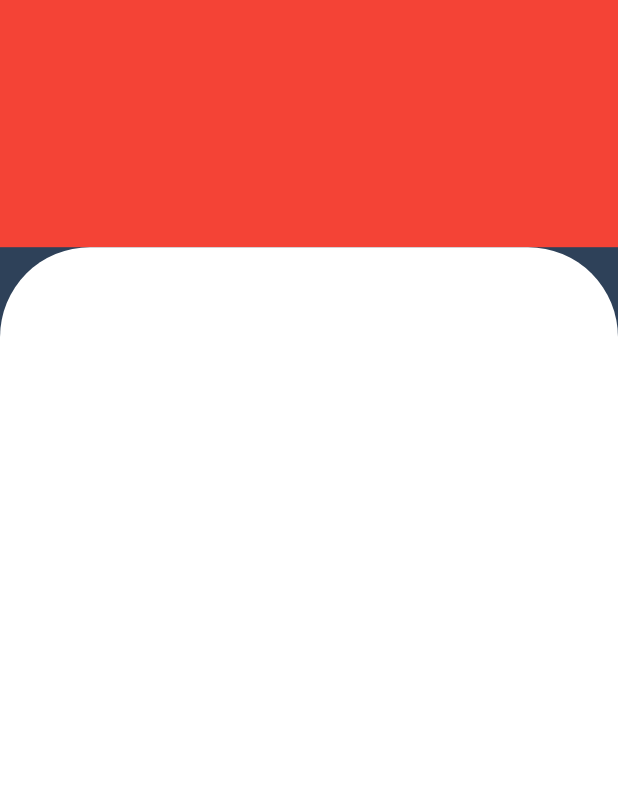
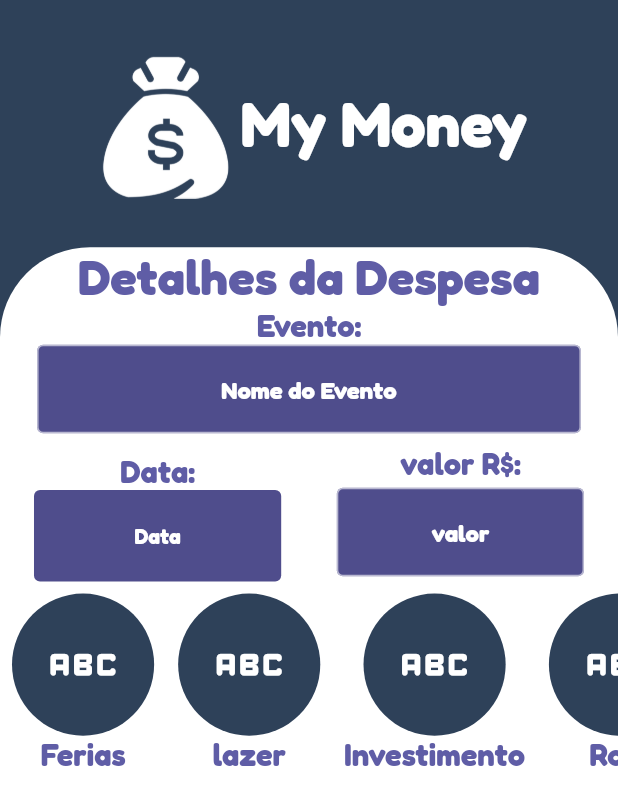
Before and after one commit to JoseGoncalvess/My_Money, a Flutter app: the screen it shows after launch, after a tap on "Salvar", after a tap on the "add" icon, on a phone screen of 412 x 824 dp. Shown: the top 805 px of the screen. Run offline on Flutter 3.47's test engine with Material 2 defaults, Android fonts, the light colour scheme and no system bars.

Commit message:
created category event

```diff
--- /dev/null
+++ b/lib/page/screens/eventopage/category_event_widget.dart
@@ -0,0 +1,45 @@
+import 'package:flutter/material.dart';
+import 'package:my_money/page/widgets/iconcategory_event_widget.dart';
+
+class CategoryEventWidget extends StatefulWidget {
+  const CategoryEventWidget({Key? key}) : super(key: key);
+
+  @override
+  State<CategoryEventWidget> createState() => _CategoryEventWidgetState();
+}
+
+class _CategoryEventWidgetState extends State<CategoryEventWidget> {
+  @override
+  Widget build(BuildContext context) {
+    final height = MediaQuery.of(context).size.height;
+    final width = MediaQuery.of(context).size.width;
+    return SizedBox(
+        height: height * 0.2,
+        width: width,
+        child: const SingleChildScrollView(
+          scrollDirection: Axis.horizontal,
+          child: Row(
+            crossAxisAlignment: CrossAxisAlignment.center,
+            mainAxisAlignment: MainAxisAlignment.center,
+            children: [
+              IconcategoryEventWidget(
+                  icon: Icons.abc_rounded, namecategory: 'Ferias'),
+              IconcategoryEventWidget(
+                  icon: Icons.abc_rounded, namecategory: 'lazer'),
+              IconcategoryEventWidget(
+                  icon: Icons.abc_rounded, namecategory: 'Investimento'),
+              IconcategoryEventWidget(
+                  icon: Icons.abc_rounded, namecategory: 'Role'),
+              IconcategoryEventWidget(
+                  icon: Icons.abc_rounded, namecategory: 'Viagem'),
+              IconcategoryEventWidget(
+                  icon: Icons.abc_rounded, namecategory: 'Saúde'),
+              IconcategoryEventWidget(
+                  icon: Icons.abc_rounded, namecategory: 'Alimentação'),
+              IconcategoryEventWidget(
+                  icon: Icons.abc_rounded, namecategory: 'Trabalho')
+            ],
+          ),
+        ));
+  }
+}
--- a/lib/page/screens/eventopage/evento_page.dart
+++ b/lib/page/screens/eventopage/evento_page.dart
@@ -1,21 +1,36 @@
 import 'package:flutter/material.dart';
+import 'package:my_money/page/screens/eventopage/row_infoform_widget.dart';
+import 'package:my_money/page/widgets/custom_formfiel_widget.dart';
 
-class EventoPage extends StatelessWidget {
+import '../../widgets/logo_inline_widget.dart';
+import 'category_event_widget.dart';
+
+class EventoPage extends StatefulWidget {
   const EventoPage({super.key});
 
+  @override
+  State<EventoPage> createState() => _EventoPageState();
+}
+
+class _EventoPageState extends State<EventoPage> with TickerProviderStateMixin {
+  TextEditingController eventoController = TextEditingController();
+  TextEditingController valorController = TextEditingController();
   @override
   Widget build(BuildContext context) {
     final height = MediaQuery.of(context).size.height;
     final width = MediaQuery.of(context).size.width;
-    return Container(
+    return Scaffold(
+      body: SingleChildScrollView(
+        child: Container(
           width: width,
           height: height,
           color: const Color(0xFF2E4159),
           child: Stack(children: [
-        Container(
-          color: Colors.red,
+            SizedBox(
+              // color: Colors.red,
               height: height * 0.2,
               width: width,
+              child: const LogoInlineWidget(fontsiz: 0.05, imagescale: 3),
             ),
             Column(mainAxisAlignment: MainAxisAlignment.end, children: [
               Container(
@@ -25,10 +40,46 @@ class EventoPage extends StatelessWidget {
                   color: Colors.white,
                   borderRadius: BorderRadius.only(
                       topLeft: Radius.circular(60),
-                    topRight: Radius.circular(60))),
+                      topRight: Radius.circular(60)),
+                ),
+                child: Column(
+                  children: [
+                    Text(
+                      'Detalhes da Despesa',
+                      style: TextStyle(
+                          color: const Color(0xff5F5DA6),
+                          fontSize: width * 0.08,
+                          fontWeight: FontWeight.w700),
+                    ),
+                    Text(
+                      'Evento:',
+                      style: TextStyle(
+                          color: const Color(0xff5F5DA6),
+                          fontSize: width * 0.05,
+                          fontWeight: FontWeight.w700),
+                    ),
+                    Container(
+                      width: width * 0.88,
+                      child: CustomFormfielWidget(
+                        internlabel: 'Nome do Evento',
+                        keybordtype: TextInputType.name,
+                        controller: eventoController,
+                        cortext: Colors.white,
+                        backgrou: const Color(0xff4F4D8C),
+                        border: Colors.white,
+                      ),
+                    ),
+                    RowInfoformWidget(
+                      valorController: valorController,
+                    ),
+                    const CategoryEventWidget()
+                  ],
+                ),
               ),
             ]),
           ]),
+        ),
+      ),
     );
   }
 }
--- /dev/null
+++ b/lib/page/screens/eventopage/row_infoform_widget.dart
@@ -0,0 +1,73 @@
+import 'package:flutter/material.dart';
+
+import '../../widgets/custom_formfiel_widget.dart';
+
+class RowInfoformWidget extends StatelessWidget {
+  final TextEditingController valorController;
+  const RowInfoformWidget({Key? key, required this.valorController})
+      : super(key: key);
+
+  @override
+  Widget build(BuildContext context) {
+    final height = MediaQuery.of(context).size.height;
+    final width = MediaQuery.of(context).size.width;
+    return Container(
+      width: width * 0.98,
+      height: height * 0.12,
+      child: Row(
+        mainAxisAlignment: MainAxisAlignment.spaceAround,
+        crossAxisAlignment: CrossAxisAlignment.end,
+        children: [
+          Column(
+            mainAxisAlignment: MainAxisAlignment.end,
+            children: [
+              Text(
+                'Data:',
+                style: TextStyle(
+                    color: const Color(0xff5F5DA6),
+                    fontSize: width * 0.05,
+                    fontWeight: FontWeight.w700),
+              ),
+              Container(
+                alignment: Alignment.center,
+                width: width * 0.4,
+                height: height * 0.074,
+                decoration: BoxDecoration(
+                    color: const Color(0xff4F4D8C),
+                    borderRadius: BorderRadius.circular(4)),
+                child: const Text(
+                  'Data',
+                  style: TextStyle(fontWeight: FontWeight.bold),
+                ),
+              ),
+            ],
+          ),
+          Column(
+            mainAxisAlignment: MainAxisAlignment.end,
+            children: [
+              Text(
+                'valor R\$:',
+                style: TextStyle(
+                    color: const Color(0xff5F5DA6),
+                    fontSize: width * 0.05,
+                    fontWeight: FontWeight.w700),
+              ),
+              Container(
+                alignment: Alignment.center,
+                width: width * 0.4,
+                height: height * 0.08,
+                child: CustomFormfielWidget(
+                    internlabel: 'valor',
+                    keybordtype: TextInputType.number,
+                    controller: valorController,
+                    cortext: Colors.white,
+                    backgrou: const Color(0xff4F4D8C),
+                    border: Colors.white),
+              ),
+            ],
+          ),
+        ],
+      ),
+    );
+  }
+}
--- a/lib/page/screens/home/home_page.dart
+++ b/lib/page/screens/home/home_page.dart
@@ -1,4 +1,3 @@
-import 'package:flutter/cupertino.dart';
 import 'package:flutter/material.dart';
 import 'package:my_money/page/screens/home/new_item_widget.dart';
 import 'package:my_money/page/screens/home/tabbar_menu_widget.dart';
@@ -13,9 +12,10 @@ class HomePage extends StatefulWidget {
   State<HomePage> createState() => _HomePageState();
 }
 
-class _HomePageState extends State<HomePage> {
+class _HomePageState extends State<HomePage> with TickerProviderStateMixin {
   List eventos = [];
   final GlobalKey<ScaffoldState> _key = GlobalKey<ScaffoldState>();
+
   @override
   Widget build(BuildContext context) {
     final height = MediaQuery.of(context).size.height;
--- a/lib/page/screens/perfilpage/create_perfil.dart
+++ b/lib/page/screens/perfilpage/create_perfil.dart
@@ -1,4 +1,5 @@
 import 'package:flutter/material.dart';
+import '../../widgets/logo_inline_widget.dart';
 import 'formcad_user_widget.dart';
 
 class CreatePerfil extends StatelessWidget {
@@ -23,21 +24,9 @@ class CreatePerfil extends StatelessWidget {
               SizedBox(
                 width: width,
                 height: height * 0.13,
-                child: Padding(
-                  padding: const EdgeInsets.only(top: 3.0, bottom: 3),
-                  child: Row(
-                    crossAxisAlignment: CrossAxisAlignment.center,
-                    mainAxisAlignment: MainAxisAlignment.center,
-                    children: [
-                      Image.asset('assets/img/logo.png'),
-                      Text(
-                        'My Money',
-                        style: TextStyle(
-                            fontSize: height * 0.04,
-                            fontWeight: FontWeight.bold),
-                      ),
-                    ],
-                  ),
+                child: const LogoInlineWidget(
+                  fontsiz: 0.04,
+                  imagescale: 0.9,
                 ),
               ),
               SizedBox(
--- a/lib/page/screens/perfilpage/formcad_user_widget.dart
+++ b/lib/page/screens/perfilpage/formcad_user_widget.dart
@@ -36,6 +36,9 @@ class _FormcadUserWidgetState extends State<FormcadUserWidget> {
           width: width * 0.7,
           height: height * 0.12,
           child: CustomFormfielWidget(
+              backgrou: Colors.white,
+              border: Colors.white,
+              cortext: const Color(0xff4F4D8C).withOpacity(0.6),
               controller: _namecontroller,
               keybordtype: TextInputType.text,
               internlabel: 'Olá, Me chamo...'),
@@ -44,6 +47,9 @@ class _FormcadUserWidgetState extends State<FormcadUserWidget> {
           width: width * 0.6,
           height: height * 0.1,
           child: CustomFormfielWidget(
+              backgrou: Colors.white,
+              border: Colors.white,
+              cortext: Color(0xff4F4D8C).withOpacity(0.6),
               controller: _moneycontroller,
               keybordtype: TextInputType.number,
               internlabel: 'Meu patrimonio atual é ...'),
--- a/lib/page/widgets/custom_formfiel_widget.dart
+++ b/lib/page/widgets/custom_formfiel_widget.dart
@@ -4,12 +4,18 @@ class CustomFormfielWidget extends StatefulWidget {
   final String internlabel;
   final TextInputType keybordtype;
   final TextEditingController controller;
+  final Color cortext;
+  final Color backgrou;
+  final Color border;
 
   const CustomFormfielWidget(
       {Key? key,
       required this.internlabel,
       required this.keybordtype,
-      required this.controller})
+      required this.controller,
+      required this.cortext,
+      required this.backgrou,
+      required this.border})
       : super(key: key);
 
   @override
@@ -20,30 +26,30 @@ class _CustomFormfielWidgetState extends State<CustomFormfielWidget> {
   @override
   Widget build(BuildContext context) {
     return TextFormField(
-      style: const TextStyle(
-          color: Color(0xff4F4D8C),
+      style: TextStyle(
+          color: widget.cortext,
           decorationThickness: 0.0,
           fontWeight: FontWeight.w600),
       controller: widget.controller,
       textAlign: TextAlign.center,
       keyboardType: widget.keybordtype,
       decoration: InputDecoration(
-        border: const OutlineInputBorder(
-            borderSide: BorderSide(color: Color(0xff4F4D8C), width: 2)),
+        border: OutlineInputBorder(
+            borderSide: BorderSide(color: widget.border, width: 2)),
         focusedBorder: UnderlineInputBorder(
           borderRadius: BorderRadius.circular(12),
-          borderSide: const BorderSide(
+          borderSide: BorderSide(
             width: 2,
-            color: Color(0xff4F4D8C),
+            color: widget.border,
           ),
         ),
         hintText: widget.internlabel,
         hintStyle: TextStyle(
-          color: const Color(0xFF5F5DA6).withOpacity(0.6),
+          color: widget.cortext,
           fontWeight: FontWeight.bold,
         ),
         filled: true,
-        fillColor: const Color(0xFFFFFFFF),
+        fillColor: widget.backgrou,
       ),
     );
   }
--- /dev/null
+++ b/lib/page/widgets/iconcategory_event_widget.dart
@@ -0,0 +1,42 @@
+import 'package:flutter/material.dart';
+
+class IconcategoryEventWidget extends StatelessWidget {
+  final IconData icon;
+  final String namecategory;
+
+  const IconcategoryEventWidget(
+      {Key? key, required this.icon, required this.namecategory})
+      : super(key: key);
+
+  @override
+  Widget build(BuildContext context) {
+    final height = MediaQuery.of(context).size.height;
+    final width = MediaQuery.of(context).size.width;
+    return Padding(
+      padding: const EdgeInsets.all(8.0),
+      child: Column(
+        children: [
+          Container(
+            width: width * 0.23,
+            height: height * 0.115,
+            decoration: BoxDecoration(
+              color: const Color(0xFF2E4159),
+              borderRadius: BorderRadius.circular(100),
+            ),
+            child: IconButton(
+                onPressed: () {},
+                icon: Icon(
+                  icon,
+                  size: width * 0.14,
+                )),
+          ),
+          Text(namecategory,
+              style: TextStyle(
+                  color: const Color(0xff5F5DA6),
+                  fontSize: width * 0.05,
+                  fontWeight: FontWeight.w700))
+        ],
+      ),
+    );
+  }
+}
--- /dev/null
+++ b/lib/page/widgets/logo_inline_widget.dart
@@ -0,0 +1,42 @@
+import 'package:flutter/material.dart';
+
+class LogoInlineWidget extends StatefulWidget {
+  final double fontsiz;
+  final double imagescale;
+
+  const LogoInlineWidget(
+      {Key? key, required this.fontsiz, required this.imagescale})
+      : super(key: key);
+
+  @override
+  State<LogoInlineWidget> createState() => _LogoInlineWidgetState();
+}
+
+class _LogoInlineWidgetState extends State<LogoInlineWidget> {
+  @override
+  Widget build(BuildContext context) {
+    final height = MediaQuery.of(context).size.height;
+    // final width = MediaQuery.of(context).size.width;
+    return Padding(
+      padding: const EdgeInsets.only(top: 3.0, bottom: 3),
+      child: Row(
+        crossAxisAlignment: CrossAxisAlignment.center,
+        mainAxisAlignment: MainAxisAlignment.center,
+        children: [
+          Image.asset(
+            'assets/img/logo.png',
+            scale: widget.imagescale,
+          ),
+          Text(
+            'My Money',
+            style: TextStyle(
+                decoration: TextDecoration.none,
+                color: Colors.white,
+                fontSize: height * widget.fontsiz,
+                fontWeight: FontWeight.bold),
+          ),
+        ],
+      ),
+    );
+  }
+}
```
Also changed, not shown: 3 other files. Lines whose indentation alone changed are shown as unchanged.
